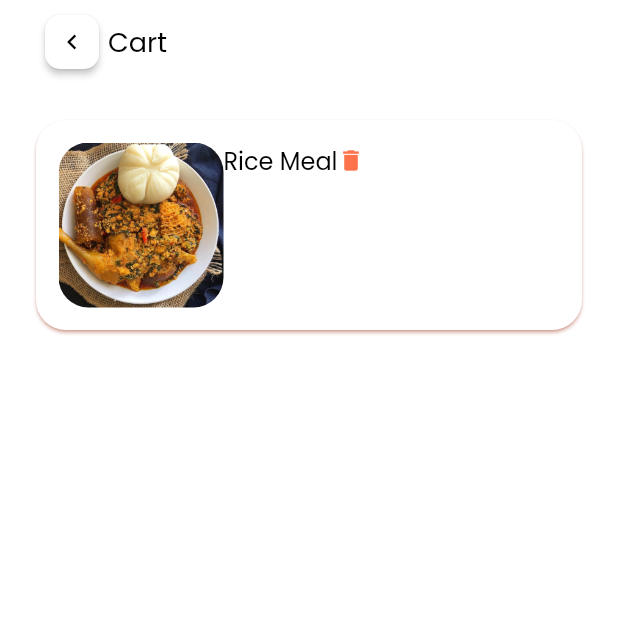
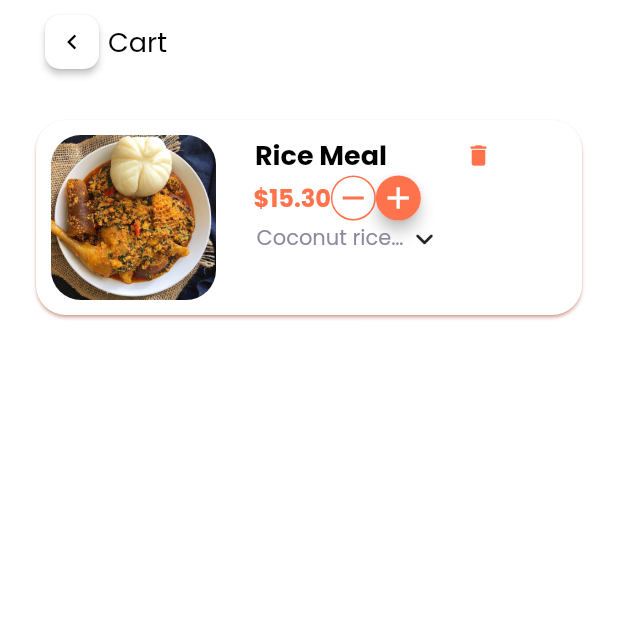
Before and after one commit to thenaijadev/ven3, a Flutter app: the CartScreen screen opened by its route, on a phone screen of 412 x 824 dp, the top half of it. Run offline on Flutter 3.47's test engine with Material 2 defaults, Android fonts, the phone set to English and light mode, and no system bars; our stand-ins replace bloc, dartz, dio, equatable, flutter_bloc, flutter_spinkit and 3 more; missing offline and left inert: flutter_appauth; accounts and stored records are empty.

Commit message:
Cart Functionality

```diff
--- a/lib/core/constants/app_colors.dart
+++ b/lib/core/constants/app_colors.dart
@@ -6,4 +6,5 @@ class AppColors {
   static const Color orange = Color(0xFFFE724C);
 
   static const Color inputGrey = Color.fromARGB(255, 211, 210, 210);
+  static const Color detailsGrey = Color(0xFF8B8A9D);
 }
--- a/lib/features/cart/presentation/screens/cart_screen.dart
+++ b/lib/features/cart/presentation/screens/cart_screen.dart
@@ -1,6 +1,6 @@
 import 'package:flutter/material.dart';
-import 'package:the_food_hub_nsk_nig/core/constants/app_colors.dart';
 import 'package:the_food_hub_nsk_nig/core/widgets/text_widget.dart';
+import 'package:the_food_hub_nsk_nig/features/cart/presentation/widgets/cart_item_widget.dart';
 
 class CartScreen extends StatelessWidget {
   const CartScreen({super.key});
@@ -37,52 +37,3 @@ class CartScreen extends StatelessWidget {
     );
   }
 }
-
-class CartItemWidget extends StatelessWidget {
-  const CartItemWidget({super.key});
-
-  @override
-  Widget build(BuildContext context) {
-    return Padding(
-      padding: const EdgeInsets.all(20.0),
-      child: Card(
-        shadowColor: AppColors.orange,
-        shape: RoundedRectangleBorder(borderRadius: BorderRadius.circular(20)),
-        color: Colors.white,
-        child: Padding(
-          padding: const EdgeInsets.all(15.0),
-          child: Row(
-            crossAxisAlignment: CrossAxisAlignment.start,
-            children: [
-              Container(
-                height: 110,
-                width: 110,
-                decoration: BoxDecoration(
-                  borderRadius: BorderRadius.circular(20),
-                  image: const DecorationImage(
-                      image: AssetImage("assets/images/swallow.jpg"),
-                      fit: BoxFit.cover),
-                ),
-              ),
-              const Column(
-                children: [
-                  Row(
-                    mainAxisAlignment: MainAxisAlignment.spaceBetween,
-                    children: [
-                      TextWidget(text: "Rice Meal"),
-                      Icon(
-                        Icons.delete,
-                        color: AppColors.orange,
-                        size: 18,
-                      )
-                    ],
-                  )
-                ],
-              )
-            ],
-          ),
-        ),
-      ),
-    );
-  }
-}
--- /dev/null
+++ b/lib/features/cart/presentation/widgets/cart_item_widget.dart
@@ -0,0 +1,96 @@
+import 'package:flutter/material.dart';
+import 'package:the_food_hub_nsk_nig/core/constants/app_colors.dart';
+import 'package:the_food_hub_nsk_nig/core/widgets/text_widget.dart';
+import 'package:the_food_hub_nsk_nig/features/cart/presentation/widgets/quantity_button.dart';
+
+class CartItemWidget extends StatelessWidget {
+  const CartItemWidget({super.key});
+
+  @override
+  Widget build(BuildContext context) {
+    return Padding(
+      padding: const EdgeInsets.all(20.0),
+      child: Card(
+        shadowColor: AppColors.orange,
+        shape: RoundedRectangleBorder(borderRadius: BorderRadius.circular(20)),
+        color: Colors.white,
+        child: Padding(
+          padding: const EdgeInsets.all(10.0),
+          child: Row(
+            crossAxisAlignment: CrossAxisAlignment.start,
+            children: [
+              Container(
+                height: 110,
+                width: 110,
+                decoration: BoxDecoration(
+                  borderRadius: BorderRadius.circular(20),
+                  image: const DecorationImage(
+                      image: AssetImage("assets/images/swallow.jpg"),
+                      fit: BoxFit.cover),
+                ),
+              ),
+              Column(
+                crossAxisAlignment: CrossAxisAlignment.start,
+                children: [
+                  const SizedBox(
+                    width: 210,
+                    child: Row(
+                      mainAxisAlignment: MainAxisAlignment.spaceAround,
+                      children: [
+                        TextWidget(
+                          text: "Rice Meal",
+                          fontSize: 18,
+                          fontWeight: FontWeight.bold,
+                        ),
+                        Icon(
+                          Icons.delete,
+                          color: AppColors.orange,
+                          size: 18,
+                        )
+                      ],
+                    ),
+                  ),
+                  Container(
+                      padding: const EdgeInsets.only(left: 25),
+                      child: Row(
+                        children: [
+                          const TextWidget(
+                            text: "\$15.30",
+                            color: AppColors.orange,
+                            fontWeight: FontWeight.bold,
+                          ),
+                          QuantityButton(
+                            onTap: () {},
+                            isMinus: true,
+                          ),
+                          QuantityButton(
+                            onTap: () {},
+                            isMinus: false,
+                          )
+                        ],
+                      )),
+                  const Padding(
+                    padding: EdgeInsets.only(left: 27.0),
+                    child: Row(
+                      children: [
+                        SizedBox(
+                            width: 100,
+                            child: TextWidget(
+                              overflow: TextOverflow.ellipsis,
+                              fontSize: 14,
+                              text: "Coconut rice, Fried Chiken, Coke,",
+                              color: AppColors.detailsGrey,
+                            )),
+                        Icon(Icons.keyboard_arrow_down_rounded)
+                      ],
+                    ),
+                  )
+                ],
+              )
+            ],
+          ),
+        ),
+      ),
+    );
+  }
+}
--- /dev/null
+++ b/lib/features/cart/presentation/widgets/quantity_button.dart
@@ -0,0 +1,40 @@
+import 'package:flutter/material.dart';
+import 'package:the_food_hub_nsk_nig/core/constants/app_colors.dart';
+
+class QuantityButton extends StatefulWidget {
+  const QuantityButton({super.key, required this.isMinus, required this.onTap});
+  final bool isMinus;
+  final VoidCallback onTap;
+
+  @override
+  State<QuantityButton> createState() => _QuantityButtonState();
+}
+
+class _QuantityButtonState extends State<QuantityButton> {
+  @override
+  Widget build(BuildContext context) {
+    return GestureDetector(
+      onTap: widget.onTap,
+      child: Material(
+        elevation: widget.isMinus ? 0 : 4,
+        borderRadius: BorderRadius.circular(100),
+        child: Container(
+          decoration: BoxDecoration(
+              color: widget.isMinus ? Colors.white : AppColors.orange,
+              border: Border.all(
+                width: 1,
+                color: AppColors.orange,
+              ),
+              borderRadius: BorderRadius.circular(100)),
+          height: 30,
+          width: 30,
+          child: Center(
+              child: Icon(
+            widget.isMinus ? Icons.remove : Icons.add,
+            color: widget.isMinus ? AppColors.orange : Colors.white,
+          )),
+        ),
+      ),
+    );
+  }
+}
```
